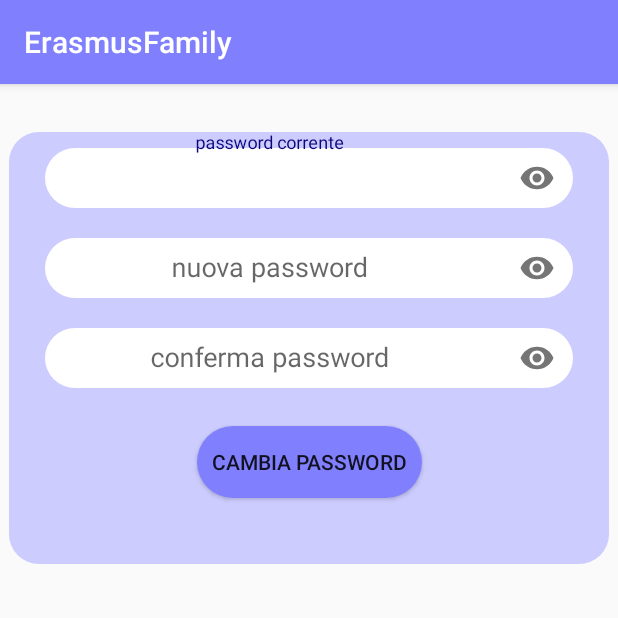
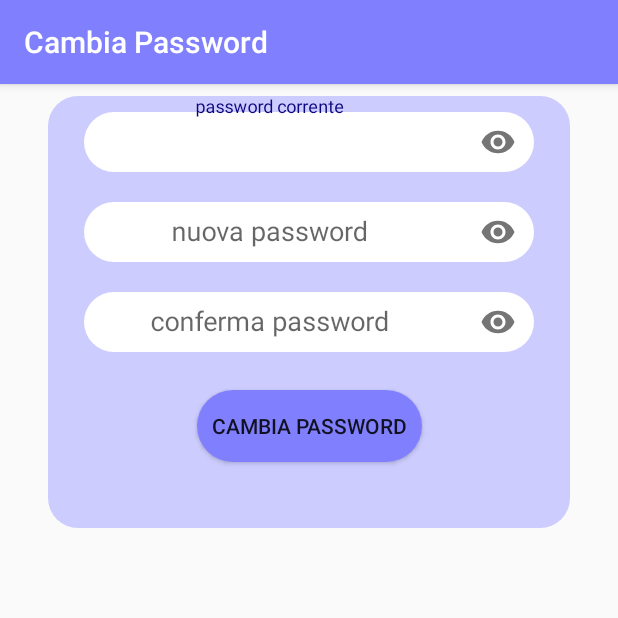
Before and after one commit to dnappi97/ErasmusFamily, an Android app: the ChangePasswordActivity screen opened directly, with no data from a screen before it, on a phone screen of 412 x 824 dp, the top half of it. Run offline under Robolectric (Android 15) with nearby library versions, the phone set to English and light mode, and no system bars; our stand-ins replace Firebase (no records; nobody signed in at launch, a user with empty details on screens opened directly).

Commit message:
app terminata

```diff
--- a/app/src/main/java/com/example/erasmusfamily/Setting/ChangePasswordActivity.kt
+++ b/app/src/main/java/com/example/erasmusfamily/Setting/ChangePasswordActivity.kt
@@ -20,6 +20,8 @@ class ChangePasswordActivity : AppCompatActivity(){
     override fun onCreate(savedInstanceState: Bundle?) {
         super.onCreate(savedInstanceState)
         setContentView(R.layout.activity_changepassword)
+
+        supportActionBar?.title = "Cambia Password"
 
         verifyUserIsLoggedIn()
         changePassword()
--- a/app/src/main/res/layout/activity_changepassword.xml
+++ b/app/src/main/res/layout/activity_changepassword.xml
@@ -7,13 +7,13 @@
     android:orientation="vertical">
 
     <androidx.constraintlayout.widget.ConstraintLayout
-        android:layout_width="400dp"
+        android:layout_width="0dp"
         android:layout_height="288dp"
-        android:layout_marginStart="24dp"
-        android:layout_marginLeft="24dp"
-        android:layout_marginTop="32dp"
-        android:layout_marginEnd="24dp"
-        android:layout_marginRight="24dp"
+        android:layout_marginStart="32dp"
+        android:layout_marginLeft="32dp"
+        android:layout_marginTop="8dp"
+        android:layout_marginEnd="32dp"
+        android:layout_marginRight="32dp"
         android:background="@drawable/rounded_form_style"
         app:layout_constraintEnd_toEndOf="parent"
         app:layout_constraintStart_toStartOf="parent"
@@ -120,18 +120,6 @@
             app:layout_constraintStart_toStartOf="@+id/password_layout_3"
             app:layout_constraintTop_toBottomOf="@+id/password_layout_3" />
 
-        <TextView
-            android:id="@+id/textView9"
-            android:layout_width="wrap_content"
-            android:layout_height="wrap_content"
-            android:layout_marginStart="8dp"
-            android:layout_marginLeft="8dp"
-            android:layout_marginEnd="8dp"
-            android:layout_marginRight="8dp"
-            app:layout_constraintEnd_toEndOf="parent"
-            app:layout_constraintStart_toStartOf="parent"
-            app:layout_constraintTop_toBottomOf="@+id/changepassword_button_changepassword" />
-
         <ProgressBar
             android:id="@+id/progressBar_changepassword"
             style="?android:attr/progressBarStyle"
--- a/app/src/main/res/layout/activity_request_compile.xml
+++ b/app/src/main/res/layout/activity_request_compile.xml
@@ -14,6 +14,8 @@
         android:layout_marginStart="16dp"
         android:layout_marginLeft="16dp"
         android:layout_marginTop="16dp"
+        android:layout_marginEnd="16dp"
+        android:layout_marginRight="16dp"
         android:text="Titolo:"
         android:textColor="@android:color/black"
         android:textSize="18sp"
--- a/app/src/main/res/layout/activity_request_log.xml
+++ b/app/src/main/res/layout/activity_request_log.xml
@@ -27,7 +27,7 @@
         android:layout_marginTop="32dp"
         android:layout_marginEnd="8dp"
         android:layout_marginRight="8dp"
-        android:text="Al momento non  sono presenti domande attive.\nPuoi pubblicare una domanda premendo sul pulsante in alto."
+        android:text="Al momento non  sono presenti domande.\nPuoi pubblicare una domanda premendo sul pulsante in alto."
         android:textColor="@android:color/black"
         android:textStyle="bold|italic"
         android:visibility="invisible"
```
